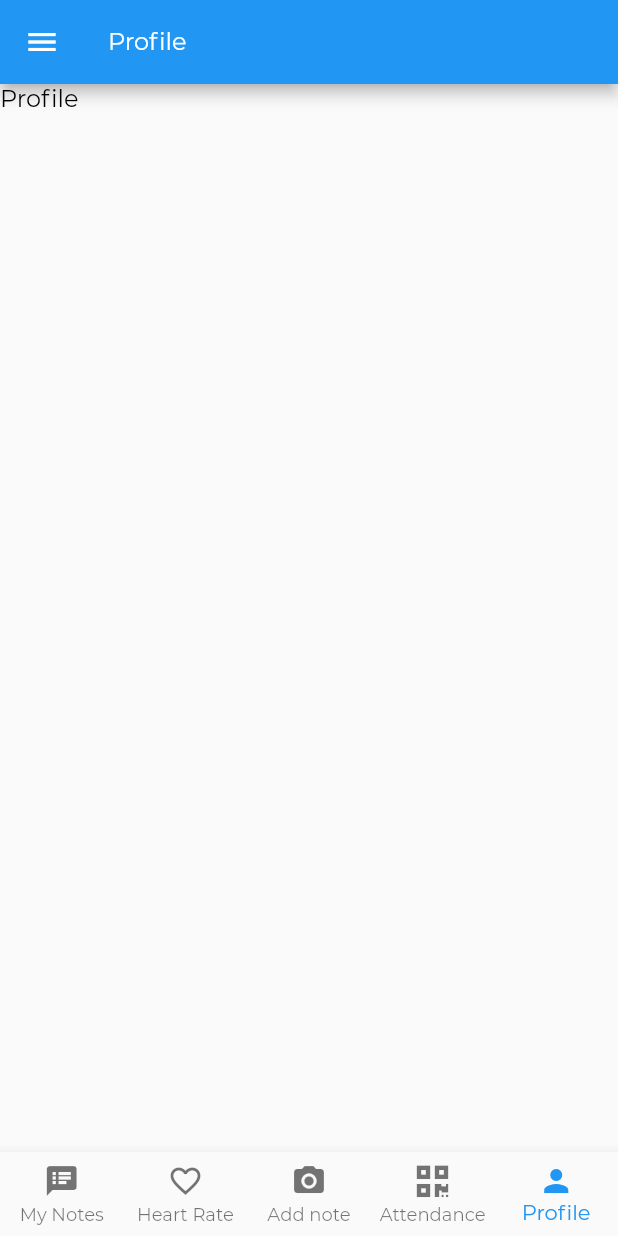
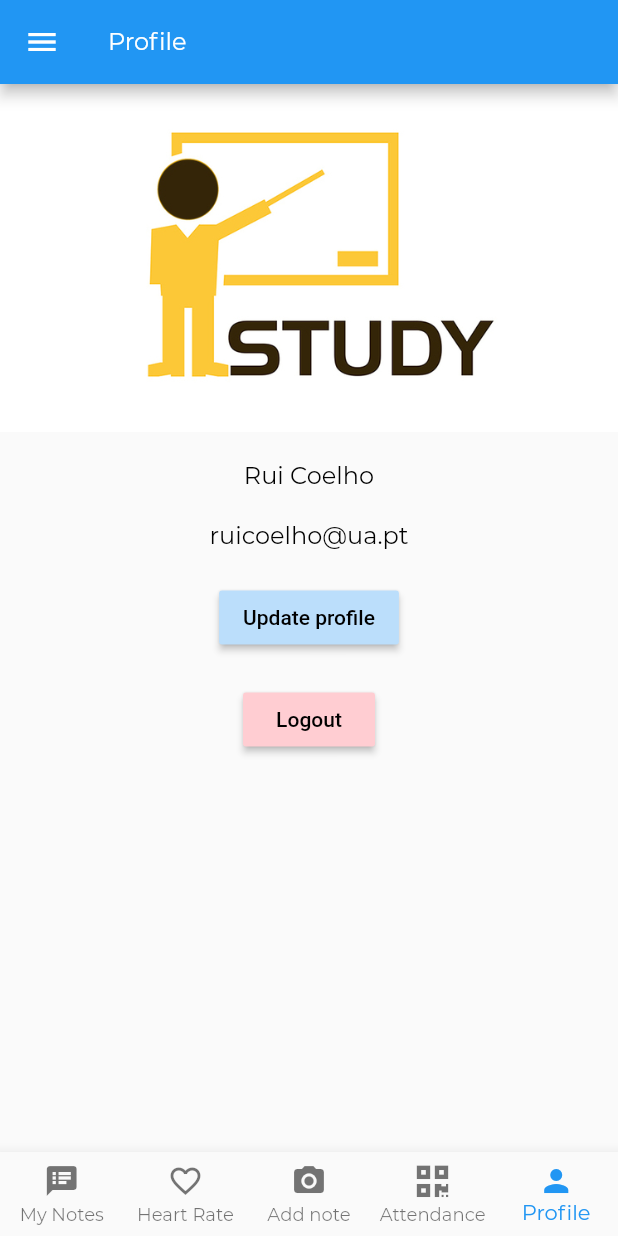
Before and after one commit to user-cube/iStudy-Flutter, a Flutter app: the Profile screen opened by its route, on a phone screen of 412 x 824 dp. Run offline on Flutter 3.47's test engine with Material 2 defaults, Android fonts, the phone set to English and light mode, and no system bars; our stand-ins replace cloud_firestore, firebase_auth, flutter_spinkit, font_awesome_flutter, permission_handler; missing offline and left inert: flutter_android; accounts and stored records are empty.

Commit message:
profile dummy layout

```diff
--- a/lib/screens/student/profile/profile.dart
+++ b/lib/screens/student/profile/profile.dart
@@ -1,4 +1,5 @@
 import 'package:flutter/material.dart';
+import 'package:istudy/app.dart';
 import 'package:istudy/drawers/student/bottomNavigation.dart';
 import 'package:istudy/drawers/student/drawer.dart';
 import 'package:istudy/services/auth.dart';
@@ -9,6 +10,7 @@ class Profile extends StatefulWidget {
 }
 
 class _ProfileState extends State<Profile> {
+  final AuthService _authService = AuthService();
   @override
   void initState() {
     super.initState();
@@ -30,7 +32,48 @@ class _ProfileState extends State<Profile> {
       body: Column(
         children: <Widget>[
           Container(
-            child: Text("Profile"),
+            child: Image.asset("assets/images/logo.jpg"),
+          ),
+          SizedBox(
+            height: 20.0,
+          ),
+          Container(
+            child: Text('Rui Coelho'),
+          ),
+          SizedBox(
+            height: 20.0,
+          ),
+          Container(
+            child: Text("ruicoelho@ua.pt"),
+          ),
+          SizedBox(
+            height: 20.0,
+          ),
+          RaisedButton(
+            color: Colors.blue[100],
+            child: Text(
+              'Update profile',
+              style: TextStyle(
+                color: Colors.black,
+              ),
+            ),
+            onPressed: () async {},
+          ),
+          SizedBox(
+            height: 20.0,
+          ),
+          RaisedButton(
+            color: Colors.red[100],
+            child: Text(
+              'Logout',
+              style: TextStyle(
+                color: Colors.black,
+              ),
+            ),
+            onPressed: () async {
+              await _authService.signOut();
+              Navigator.pushNamed(context, StudentHomeRoute);
+            },
           ),
         ],
       ),
```
